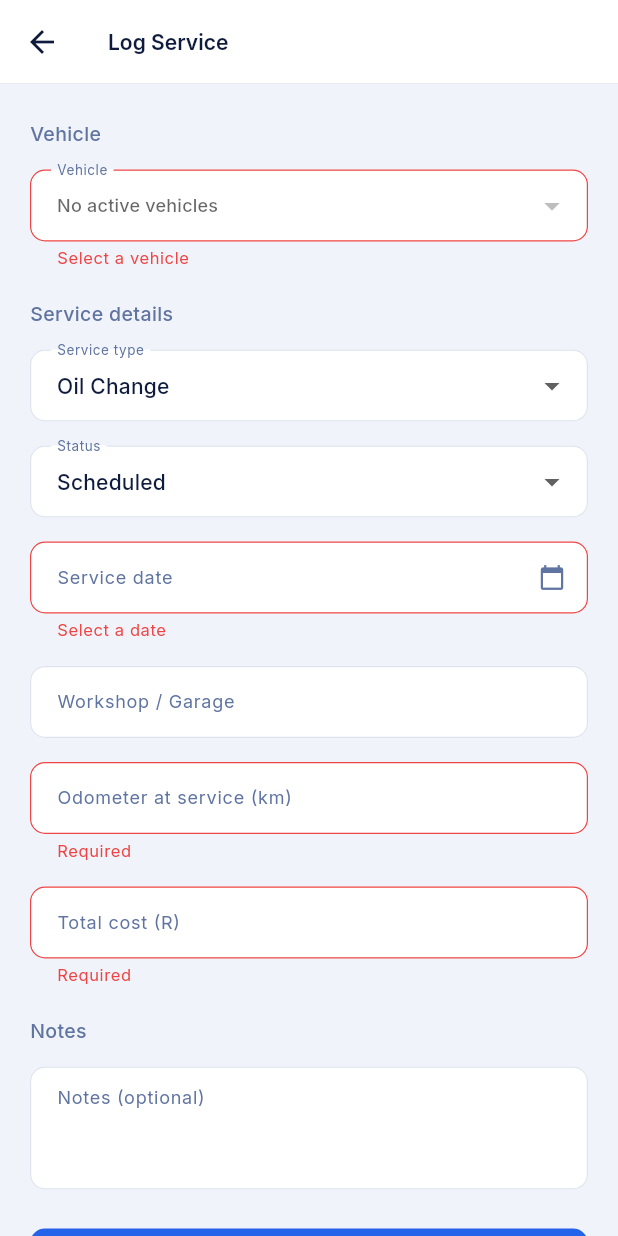
After one commit to MelzaSibanda/Fleetara, a Flutter app: the AddServicePage screen opened by its route, after a tap on "Save Service", on a phone screen of 412 x 824 dp. The commit adds this screen. Run offline on Flutter 3.47's test engine with Material 3 defaults, Android fonts, the phone set to English and light mode, and no system bars; our stand-ins replace cloud_firestore, equatable, firebase_auth, firebase_core, flutter_bloc, get_it and 2 more; missing offline and left inert: dart:js_interop; accounts and stored records are empty.

Commit message:
Fleet manager improvements: services, repairs, filters, nav

```diff
--- a/flutter_app/fleet_app/lib/core/utils/app_router.dart
+++ b/flutter_app/fleet_app/lib/core/utils/app_router.dart
@@ -24,6 +24,7 @@ import '../../features/invoices/presentation/pages/statement_generator_page.dart
 import '../../features/invoices/presentation/pages/statement_preview_page.dart';
 import '../../features/tyres/presentation/pages/tyres_page.dart';
 import '../../features/services/presentation/pages/services_page.dart';
+import '../../features/services/presentation/pages/add_service_page.dart';
 import '../../features/daily_checks/presentation/pages/daily_checks_page.dart';
 import '../../features/driver/presentation/pages/daily_check_form_page.dart';
 import '../../features/driver/presentation/pages/daily_check_history_page.dart';
@@ -112,6 +113,7 @@ GoRouter buildRouter(AuthBloc authBloc, ChangeNotifier refreshListenable) {
       ),
       GoRoute(path: '/tyres',            builder: (_, __) => const TyresPage()),
       GoRoute(path: '/services',         builder: (_, __) => const ServicesPage()),
+      GoRoute(path: '/services/add',     builder: (_, __) => const AddServicePage()),
       GoRoute(path: '/daily-checks',     builder: (_, __) => const DailyChecksPage()),
       GoRoute(path: '/daily-checks/add', builder: (_, __) => const DailyCheckFormPage()),
       GoRoute(path: '/driver/trips',      builder: (_, __) => const DriverTripsPage()),
--- a/flutter_app/fleet_app/lib/features/dashboard/presentation/widgets/app_shell.dart
+++ b/flutter_app/fleet_app/lib/features/dashboard/presentation/widgets/app_shell.dart
@@ -87,6 +87,7 @@ class AppShell extends StatelessWidget {
     }
     if (role == 'fleet_manager') {
       return [
+        _NavItem('/dashboard',    Icons.home_outlined,                 'Home'),
         _NavItem('/vehicles',     Icons.local_shipping_outlined,       'Vehicles'),
         _NavItem('/trips',        Icons.route_outlined,                'Trips'),
         _NavItem('/daily-checks', Icons.assignment_turned_in_outlined, 'Daily Checks'),
--- /dev/null
+++ b/flutter_app/fleet_app/lib/features/services/presentation/pages/add_service_page.dart
@@ -0,0 +1,277 @@
+import 'package:flutter/material.dart';
+import 'package:go_router/go_router.dart';
+import '../../../../core/theme/app_theme.dart';
+import '../../../../core/utils/service_locator.dart';
+import '../../../../core/services/firestore_service.dart';
+
+class AddServicePage extends StatefulWidget {
+  const AddServicePage({super.key});
+  @override State<AddServicePage> createState() => _AddServicePageState();
+}
+
+class _AddServicePageState extends State<AddServicePage> {
+  final _formKey     = GlobalKey<FormState>();
+  final _fs          = sl<FirestoreService>();
+
+  bool   _loading    = false;
+  bool   _fetching   = true;
+
+  List<Map<String, dynamic>> _vehicles = [];
+  String? _selectedVehicleId;
+  String  _selectedVehicleReg = '';
+
+  String _serviceType = 'oil_change';
+  String _status      = 'scheduled';
+
+  final _workshopCtrl  = TextEditingController();
+  final _odomCtrl      = TextEditingController();
+  final _costCtrl      = TextEditingController();
+  final _notesCtrl     = TextEditingController();
+  final _dateCtrl      = TextEditingController();
+
+  static const _serviceTypes = [
+    ('oil_change',     'Oil Change'),
+    ('tyre_rotation',  'Tyre Rotation'),
+    ('brake_service',  'Brake Service'),
+    ('major_service',  'Major Service'),
+    ('minor_service',  'Minor Service'),
+    ('inspection',     'Inspection'),
+    ('other',          'Other'),
+  ];
+
+  static const _statuses = [
+    ('scheduled',   'Scheduled'),
+    ('in_progress', 'In Progress'),
+    ('completed',   'Completed'),
+  ];
+
+  @override
+  void initState() { super.initState(); _fetchVehicles(); }
+
+  @override
+  void dispose() {
+    _workshopCtrl.dispose(); _odomCtrl.dispose();
+    _costCtrl.dispose(); _notesCtrl.dispose(); _dateCtrl.dispose();
+    super.dispose();
+  }
+
+  Future<void> _fetchVehicles() async {
+    try {
+      final snap = await _fs.db.collection('vehicles')
+          .where('status', isEqualTo: 'active').get();
+      setState(() {
+        _vehicles = _fs.docsToList(snap).map<Map<String, dynamic>>((v) => {
+          'id':    v['id'],
+          'label': '${v['registration_number']} — ${v['make'] ?? ''} ${v['model'] ?? ''}'.trim(),
+          'reg':   v['registration_number'] ?? '',
+        }).toList();
+        _fetching = false;
+      });
+    } catch (_) { setState(() => _fetching = false); }
+  }
+
+  Future<void> _pickDate() async {
+    final date = await showDatePicker(
+      context: context,
+      initialDate: DateTime.now(),
+      firstDate: DateTime(2020),
+      lastDate: DateTime.now().add(const Duration(days: 365)),
+      builder: (ctx, child) => Theme(
+        data: Theme.of(ctx).copyWith(
+          colorScheme: const ColorScheme.light(primary: AppTheme.primary)),
+        child: child!,
+      ),
+    );
+    if (date == null) return;
+    _dateCtrl.text = '${date.year}-${date.month.toString().padLeft(2, '0')}-${date.day.toString().padLeft(2, '0')}';
+    setState(() {});
+  }
+
+  Future<void> _submit() async {
+    if (!_formKey.currentState!.validate()) return;
+    setState(() => _loading = true);
+    try {
+      await _fs.db.collection('vehicle_services').add({
+        'vehicle_id':           _selectedVehicleId,
+        'vehicle_reg':          _selectedVehicleReg,
+        'service_type':         _serviceType,
+        'status':               _status,
+        'scheduled_date':       _dateCtrl.text.trim(),
+        'workshop_name':        _workshopCtrl.text.trim(),
+        'odometer_at_service':  int.tryParse(_odomCtrl.text.trim()) ?? 0,
+        'total_cost':           double.tryParse(_costCtrl.text.trim()) ?? 0,
+        'notes':                _notesCtrl.text.trim(),
+        'created_at':           DateTime.now().toIso8601String(),
+      });
+
+      if (mounted) {
+        ScaffoldMessenger.of(context).showSnackBar(const SnackBar(
+          content: Text('Service logged successfully',
+            style: TextStyle(color: Colors.white)),
+          backgroundColor: AppTheme.emerald,
+          behavior: SnackBarBehavior.floating,
+        ));
+        context.go('/services');
+      }
+    } catch (e) {
+      if (mounted) {
+        ScaffoldMessenger.of(context).showSnackBar(SnackBar(
+          content: Text('Error: $e', style: const TextStyle(color: Colors.white)),
+          backgroundColor: AppTheme.rose, behavior: SnackBarBehavior.floating,
+        ));
+      }
+    } finally {
+      setState(() => _loading = false);
+    }
+  }
+
+  @override
+  Widget build(BuildContext context) {
+    return Scaffold(
+      backgroundColor: AppTheme.background,
+      appBar: AppBar(
+        title: const Text('Log Service'),
+        leading: IconButton(
+          icon: const Icon(Icons.arrow_back),
+          onPressed: () => context.go('/services'),
+        ),
+      ),
+      body: _fetching
+          ? const Center(child: CircularProgressIndicator(color: AppTheme.accent))
+          : SingleChildScrollView(
+              padding: const EdgeInsets.all(20),
+              child: Center(
+                child: ConstrainedBox(
+                  constraints: const BoxConstraints(maxWidth: 600),
+                  child: Form(
+                    key: _formKey,
+                    child: Column(crossAxisAlignment: CrossAxisAlignment.start, children: [
+
+                      _section('Vehicle'),
+                      Padding(
+                        padding: const EdgeInsets.only(bottom: 16),
+                        child: DropdownButtonFormField<String>(
+                          decoration: const InputDecoration(labelText: 'Vehicle'),
+                          hint: Text(
+                            _vehicles.isEmpty ? 'No active vehicles' : 'Select a vehicle',
+                            style: const TextStyle(fontSize: 12)),
+                          value: _selectedVehicleId,
+                          isExpanded: true,
+                          items: _vehicles.map((v) => DropdownMenuItem<String>(
+                            value: v['id'] as String,
+                            child: Text(v['label'] as String,
+                              overflow: TextOverflow.ellipsis),
+                          )).toList(),
+                          onChanged: _vehicles.isEmpty ? null : (v) {
+                            final vehicle = _vehicles.firstWhere(
+                              (ve) => ve['id'] == v, orElse: () => {});
+                            setState(() {
+                              _selectedVehicleId  = v;
+                              _selectedVehicleReg = vehicle['reg'] ?? '';
+                            });
+                          },
+                          validator: (_) =>
+                              _selectedVehicleId == null ? 'Select a vehicle' : null,
+                        ),
+                      ),
+
+                      _section('Service details'),
+                      Padding(
+                        padding: const EdgeInsets.only(bottom: 16),
+                        child: DropdownButtonFormField<String>(
+                          decoration: const InputDecoration(labelText: 'Service type'),
+                          initialValue: _serviceType,
+                          isExpanded: true,
+                          items: _serviceTypes.map((t) => DropdownMenuItem(
+                            value: t.$1, child: Text(t.$2))).toList(),
+                          onChanged: (v) => setState(() => _serviceType = v!),
+                        ),
+                      ),
+
+                      Padding(
+                        padding: const EdgeInsets.only(bottom: 16),
+                        child: DropdownButtonFormField<String>(
+                          decoration: const InputDecoration(labelText: 'Status'),
+                          initialValue: _status,
+                          isExpanded: true,
+                          items: _statuses.map((s) => DropdownMenuItem(
+                            value: s.$1, child: Text(s.$2))).toList(),
+                          onChanged: (v) => setState(() => _status = v!),
+                        ),
+                      ),
+
+                      Padding(
+                        padding: const EdgeInsets.only(bottom: 16),
+                        child: TextFormField(
+                          controller: _dateCtrl,
+                          readOnly: true,
+                          onTap: _pickDate,
+                          decoration: const InputDecoration(
+                            labelText: 'Service date',
+                            suffixIcon: Icon(Icons.calendar_today, size: 18),
+                          ),
+                          validator: (v) => v == null || v.isEmpty
+                              ? 'Select a date' : null,
+                        ),
+                      ),
+
+                      _textField(_workshopCtrl, 'Workshop / Garage',
+                          'e.g. AutoFix Cape Town', required: false),
+                      _textField(_odomCtrl, 'Odometer at service (km)',
+                          'e.g. 95000', isNum: true),
+                      _textField(_costCtrl, 'Total cost (R)',
+                          'e.g. 3500', isNum: true),
+
+                      _section('Notes'),
+                      Padding(
+                        padding: const EdgeInsets.only(bottom: 16),
+                        child: TextFormField(
+                          controller: _notesCtrl,
+                          maxLines: 3,
+                          decoration: const InputDecoration(
+                            labelText: 'Notes (optional)',
+                            hintText: 'Any additional details about this service',
+                            alignLabelWithHint: true,
+                          ),
+                        ),
+                      ),
+
+                      const SizedBox(height: 8),
+                      ElevatedButton(
+                        onPressed: _loading ? null : _submit,
+                        child: _loading
+                            ? const SizedBox(height: 18, width: 18,
+                                child: CircularProgressIndicator(
+                                  color: Colors.white, strokeWidth: 2))
+                            : const Text('Save Service'),
+                      ),
+                    ]),
+                  ),
+                ),
+              ),
+            ),
+    );
+  }
+
+  Widget _section(String title) => Padding(
+    padding: const EdgeInsets.only(bottom: 14, top: 4),
+    child: Text(title,
+      style: const TextStyle(
+        fontSize: 13, fontWeight: FontWeight.w500, color: AppTheme.textMuted)),
+  );
+
+  Widget _textField(TextEditingController ctrl, String label, String hint,
+      {bool isNum = false, bool required = true}) {
+    return Padding(
+      padding: const EdgeInsets.only(bottom: 16),
+      child: TextFormField(
+        controller: ctrl,
+        keyboardType: isNum ? TextInputType.number : TextInputType.text,
+        decoration: InputDecoration(labelText: label, hintText: hint),
+        validator: required
+            ? (v) => v == null || v.isEmpty ? 'Required' : null
+            : null,
+      ),
+    );
+  }
+}
```
Also changed, not shown: flutter_app/fleet_app/lib/features/daily_checks/presentation/pages/daily_checks_page.dart (+24 -11 lines), flutter_app/fleet_app/lib/features/dashboard/presentation/pages/manager_dashboard_page.dart (+7 -5 lines), flutter_app/fleet_app/lib/features/repairs/presentation/pages/repairs_page.dart (+132 -1 lines), flutter_app/fleet_app/lib/features/services/presentation/pages/services_page.dart (+32 -15 lines).
